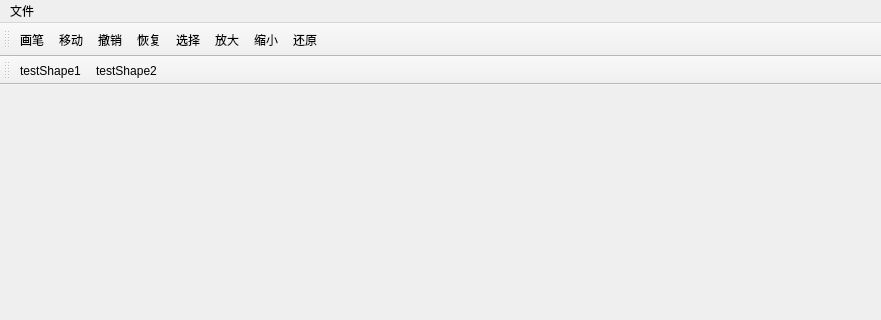
First picture: the form in mainwindow.ui, repository ITERATOR-ACM-TEAM/VIPainter, before the edit; both pictures show x 0 to 881 and y 0 to 320 of the 881 by 555 pixel window.
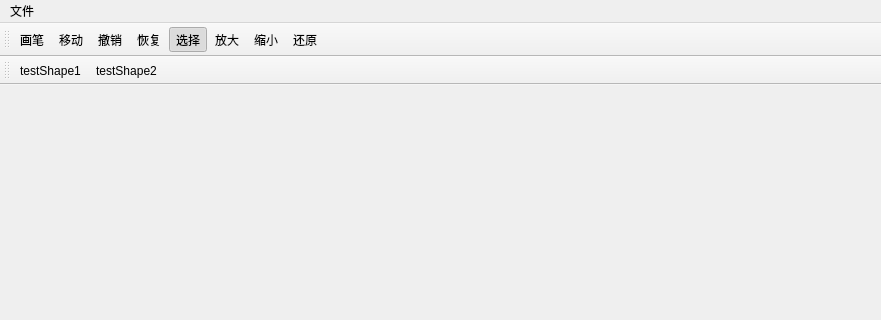
Second picture: the form after the edit. Icons and pictures are not drawn.

What changed in the file:
```diff
--- a/mainwindow.ui
+++ b/mainwindow.ui
@@ -184,6 +184,9 @@
    <property name="checkable">
     <bool>true</bool>
    </property>
+   <property name="checked">
+    <bool>true</bool>
+   </property>
    <property name="icon">
     <iconset resource="icon.qrc">
      <normaloff>:/icon/cursor.png</normaloff>:/icon/cursor.png</iconset>
```
